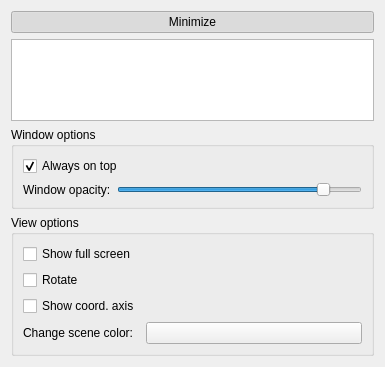
Old version of the form MNE/disp3D/control/control3dwidget.ui in the repository mne-tools/mne-cpp.
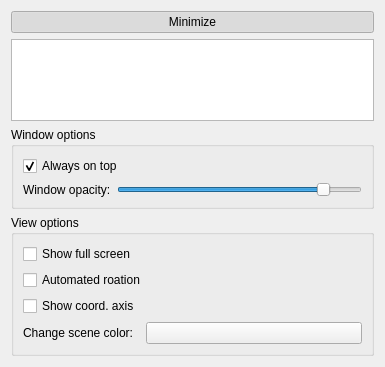
New version of the form.

Patch:
```diff
--- a/MNE/disp3D/control/control3dwidget.ui
+++ b/MNE/disp3D/control/control3dwidget.ui
@@ -146,7 +146,7 @@
           <item row="1" column="0" colspan="2">
            <widget class="QCheckBox" name="m_checkBox_rotate">
             <property name="text">
-             <string>Rotate</string>
+             <string>Automated roation</string>
             </property>
            </widget>
           </item>
```
